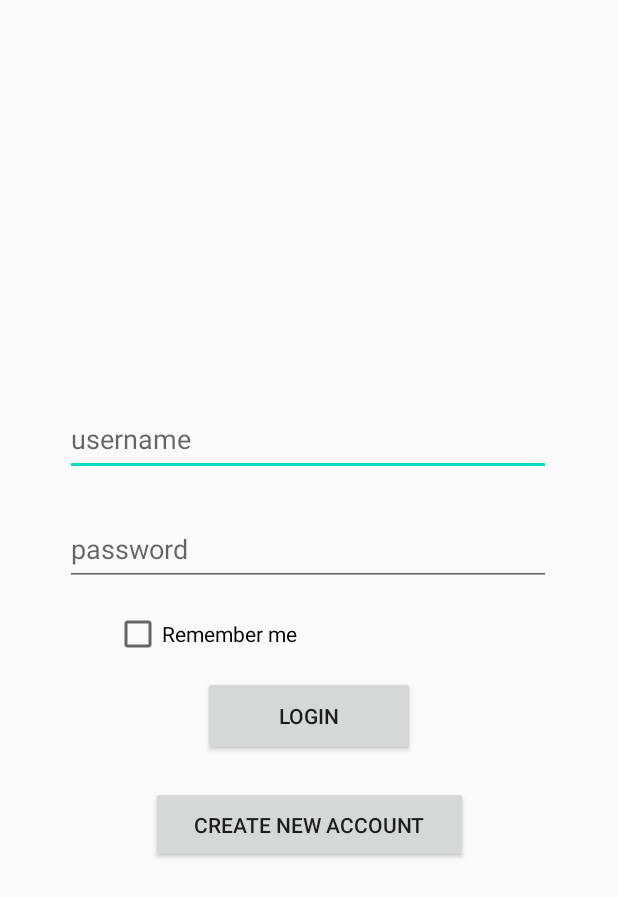
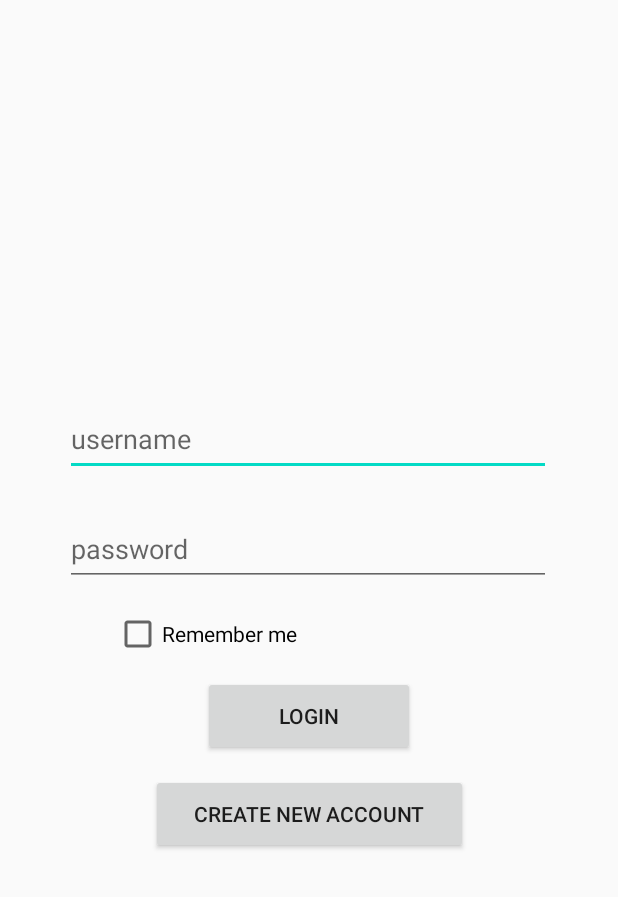
Before and after one commit to sth17001/ParagonApp, an Android app: the layout activity_login.xml on its own in the app's theme, with its tools: preview values and no code run, on a phone screen of 412 x 824 dp. Shown: the top 897 px of the screen. Run offline under Robolectric (Android 15) with nearby library versions, the phone set to English and light mode, and no system bars.

```diff
--- a/app/src/main/res/layout/activity_login.xml
+++ b/app/src/main/res/layout/activity_login.xml
@@ -34,8 +34,8 @@
     <Button
         android:id="@+id/button2"
         android:layout_width="211dp"
-        android:layout_height="51dp"
-        android:layout_marginTop="20dp"
+        android:layout_height="53dp"
+        android:layout_marginTop="12dp"
         android:text="Create New Account"
         android:textAlignment="center"
         app:layout_constraintEnd_toEndOf="parent"
```
Also changed, not shown: app/src/main/java/com/example/paragonapp/login.java (+9 -1 lines).
